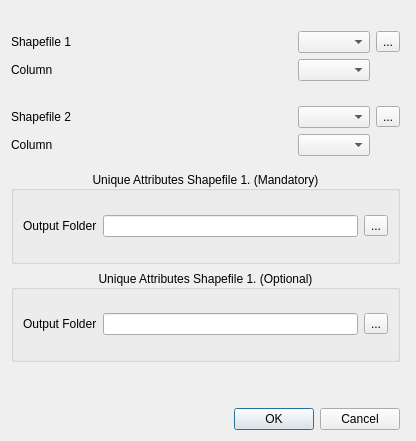
First picture: the form in Compare_attributes_dialog_base.ui, repository MatheusOliveiraFreitas/compare_attributes, before the edit.
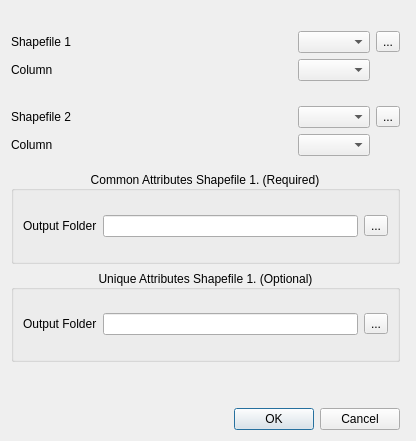
Second picture: the form after the edit.

```diff
--- a/Compare_attributes_dialog_base.ui
+++ b/Compare_attributes_dialog_base.ui
@@ -253,7 +253,7 @@
    <item row="2" column="0">
     <widget class="QGroupBox" name="groupBox_2">
      <property name="title">
-      <string>Unique Attributes Shapefile 1. (Mandatory)</string>
+      <string>Common Attributes Shapefile 1. (Required)</string>
      </property>
      <property name="alignment">
       <set>Qt::AlignCenter</set>
```
